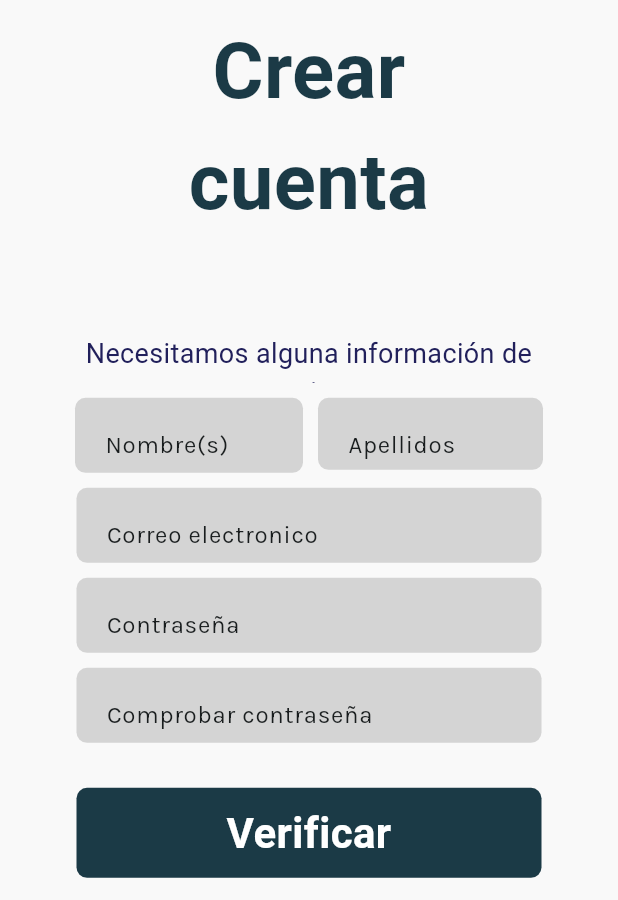
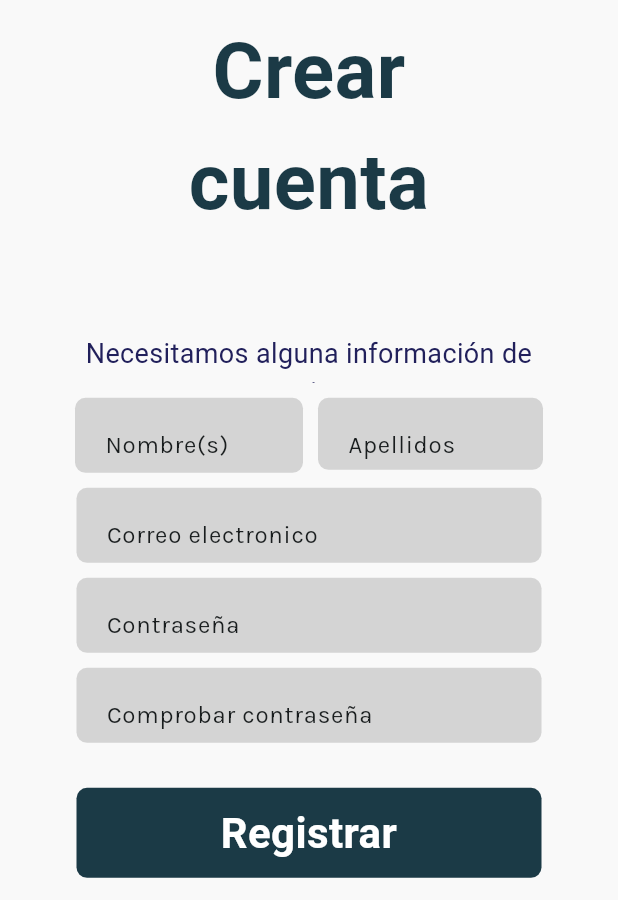
Before and after one commit to Raijam13/Proyecto_progra_movil, a Flutter app: the SignUpPage screen opened by its route, on a phone screen of 412 x 824 dp, the part 336-1236 px from its top. Run offline on Flutter 3.47's test engine with Material 3 defaults, Android fonts, the phone set to English and light mode, and no system bars; our stand-ins replace get, google_fonts; Roboto replaces fonts that are missing (Hind, Hind Jalandhar).

```diff
--- a/aprende_wallet_app/lib/main.dart
+++ b/aprende_wallet_app/lib/main.dart
@@ -2,9 +2,9 @@ import 'package:aprende_wallet_app/configs/theme.dart';
 import 'package:aprende_wallet_app/pages/Planificacion/pagos_planificados/pagos_planificados_page.dart';
 import 'package:aprende_wallet_app/pages/Planificacion/presupuestos/presupuestos_page.dart';
 import 'pages/sign_in/sign_in_page.dart';
-import 'package:aprende_wallet_app/pages/log_inNO/sign_up.dart';
+import 'package:aprende_wallet_app/pages/sign_up/sign_up_page.dart';
 import 'package:aprende_wallet_app/pages/splash/splash_page.dart';
-import 'package:aprende_wallet_app/pages/log_inNO/bienvenida_page.dart';
+import 'package:aprende_wallet_app/pages/sign_up/bienvenida_page.dart';
 import 'package:aprende_wallet_app/pages/Home/home_page.dart';
 import 'package:aprende_wallet_app/pages/Crear_cuenta/Crear_cuenta_page.dart';
 import 'package:aprende_wallet_app/pages/Perfil/perfil_page.dart';
--- /dev/null
+++ b/aprende_wallet_app/lib/models/sign_up_model.dart
@@ -0,0 +1,22 @@
+class SignUpModel {
+  final String nombres;
+  final String apellidos;
+  final String correo;
+  final String contrasena;
+
+  SignUpModel({
+    required this.nombres,
+    required this.apellidos,
+    required this.correo,
+    required this.contrasena,
+  });
+
+  Map<String, dynamic> toJson() {
+    return {
+      "nombres": nombres,
+      "apellidos": apellidos,
+      "correo": correo,
+      "contrasena": contrasena,
+    };
+  }
+}
--- a/aprende_wallet_app/lib/pages/log_inNO/sign_up.dart
+++ b/aprende_wallet_app/lib/pages/sign_up/sign_up_page.dart
@@ -1,9 +1,11 @@
 import 'package:flutter/material.dart';
-/*import 'sign_up_controller.dart'; */
+import 'package:get/get.dart';
+import 'sign_up_controller.dart';
+
 class SignUpPage extends StatelessWidget {
- /* final SignUpController control = Get.put(SignUpController()); */
+  final SignUpController control = Get.put(SignUpController());
 
-   const SignUpPage({super.key});
+   SignUpPage({super.key});
 
   Widget _background(BuildContext context) {
     return Container(
@@ -94,7 +96,7 @@ class SignUpPage extends StatelessWidget {
             shape: RoundedRectangleBorder(borderRadius: BorderRadius.circular(7)),
           ),
           child: TextFormField(
-            /* controller: control.firstName, */
+            controller: control.firstName,
             decoration: const InputDecoration(
               border: InputBorder.none,
               contentPadding: EdgeInsets.only(left: 20, top: 16),
@@ -124,7 +126,7 @@ class SignUpPage extends StatelessWidget {
             shape: RoundedRectangleBorder(borderRadius: BorderRadius.circular(7)),
           ),
           child: TextFormField(
-            /* controller: control.lastName, */
+            controller: control.lastName,
             decoration: const InputDecoration(
               border: InputBorder.none,
               contentPadding: EdgeInsets.only(left: 20, top: 15),
@@ -158,7 +160,7 @@ class SignUpPage extends StatelessWidget {
         shape: RoundedRectangleBorder(borderRadius: BorderRadius.circular(7)),
       ),
       child: TextFormField(
-        /* controller: control.email, */
+        controller: control.email,
         decoration: const InputDecoration(
           border: InputBorder.none,
           contentPadding: EdgeInsets.only(left: 20, top: 16),
@@ -190,7 +192,7 @@ class SignUpPage extends StatelessWidget {
         shape: RoundedRectangleBorder(borderRadius: BorderRadius.circular(7)),
       ),
       child: TextFormField(
-        /* controller: control.password, */
+        controller: control.password,
         obscureText: true,
         decoration: const InputDecoration(
           border: InputBorder.none,
@@ -223,7 +225,7 @@ class SignUpPage extends StatelessWidget {
         shape: RoundedRectangleBorder(borderRadius: BorderRadius.circular(7)),
       ),
       child: TextFormField(
-        /* controller: control.confirmPassword, */
+        controller: control.confirmPassword,
         obscureText: true,
         decoration: const InputDecoration(
           border: InputBorder.none,
@@ -247,9 +249,12 @@ class SignUpPage extends StatelessWidget {
   }
 
   Widget _verifyButton(BuildContext context) {
-    return GestureDetector(
+    return Column(
+      mainAxisSize: MainAxisSize.min,
+      children: [
+        GestureDetector(
           onTap: () {
-        /* control.verify(context); */
+            control.registrarUsuario(context);
           },
           child: Container(
             width: 310,
@@ -261,7 +266,7 @@ class SignUpPage extends StatelessWidget {
             ),
             child: const Center(
               child: Text(
-            'Verificar',
+                'Registrar',
                 textAlign: TextAlign.center,
                 style: TextStyle(
                   color: Colors.white,
@@ -272,6 +277,21 @@ class SignUpPage extends StatelessWidget {
               ),
             ),
           ),
+        ),
+        const SizedBox(height: 10),
+        Obx(
+          () => Text(
+            control.message.value,
+            textAlign: TextAlign.center,
+            style: TextStyle(
+              color: control.success.value
+                  ? Theme.of(context).colorScheme.tertiary
+                  : Theme.of(context).colorScheme.error,
+              fontSize: 14,
+            ),
+          ),
+        ),
+      ],
     );
   }
 
```
Also changed, not shown: aprende_wallet_app/lib/Services/sign_up_service.dart (added, +46 -0 lines), aprende_wallet_app/lib/pages/sign_up/sign_up_controller.dart (added, +67 -0 lines), aprende_wallet_app/lib/pages/sign_up/bienvenida_page.dart (renamed from aprende_wallet_app/lib/pages/log_inNO/bienvenida_page.dart). Lines whose indentation alone changed are shown as unchanged.
